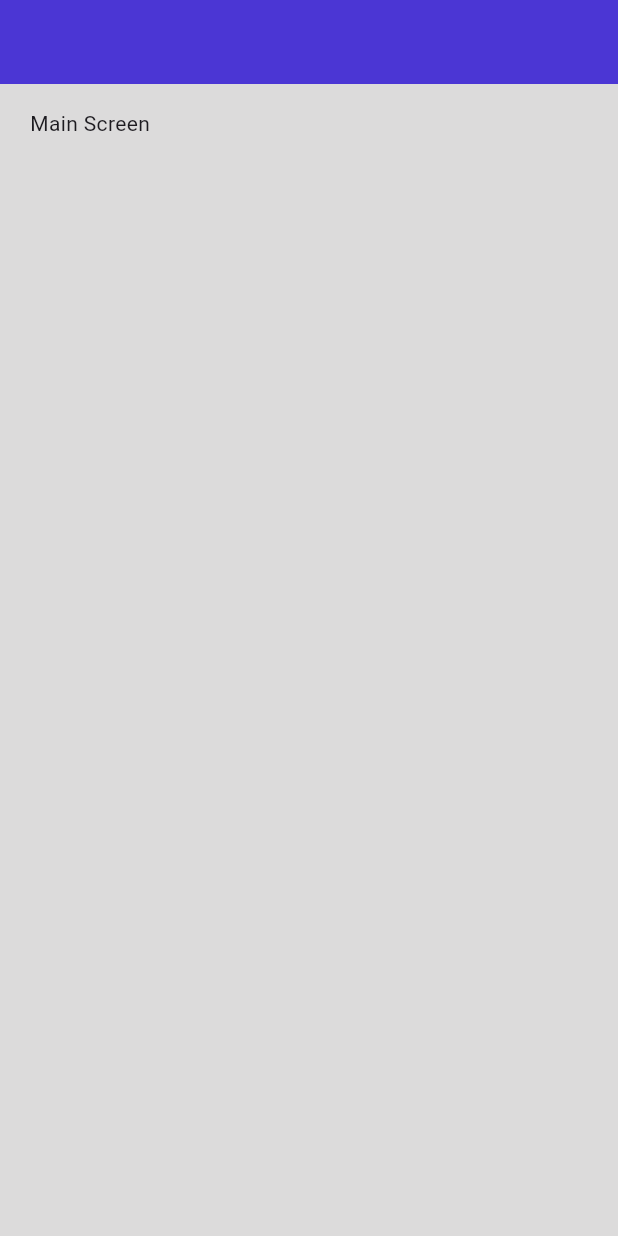
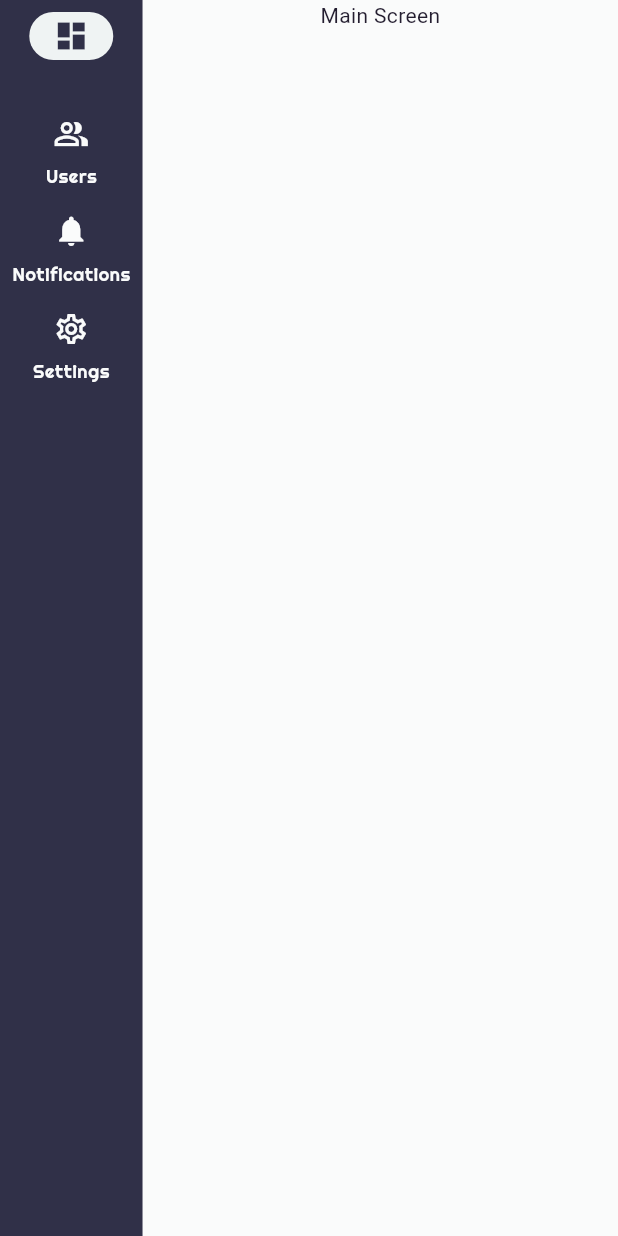
Before and after one commit to mlg2034/admin_panel, a Flutter app: the screen it shows after launch, on a phone screen of 412 x 824 dp. Run offline on Flutter 3.47's test engine with Material 3 defaults, Android fonts, the phone set to English and light mode, and no system bars; our stand-ins replace go_router.

Commit message:
added nested navigation

```diff
--- a/lib/core/shared/routing/router.dart
+++ b/lib/core/shared/routing/router.dart
@@ -1,16 +1,55 @@
 import 'package:admin_panel/features/main_screen/screen/main_screen.dart';
+import 'package:admin_panel/features/navigation_rail/screen/navigation_rail_screen.dart';
+import 'package:admin_panel/features/notifications/screen/notification_screen.dart';
+import 'package:admin_panel/features/settings/screen/settings_screen.dart';
+import 'package:admin_panel/features/users/screen/users_screen.dart';
 import 'package:flutter/material.dart';
 import 'package:go_router/go_router.dart';
 
-class AppRouter {
-  final BuildContext context;
-  AppRouter({required this.context});
+final _rootNavigatorKey = GlobalKey<NavigatorState>();
+final _shellNavigatorKey = GlobalKey<NavigatorState>();
 final router = GoRouter(
+  navigatorKey: _rootNavigatorKey,
+  routes: [
+    ShellRoute(
+      navigatorKey: _shellNavigatorKey,
+      builder: (_, GoRouterState state, child) =>
+          const NavigationRailScreen(),
+      // pageBuilder: (context, state, child) {
+      //   return CustomTransitionPage(
+      //     key: state.pageKey,
+      //     child: child,
+      //     transitionsBuilder: (context, animation, secondaryAnimation, child) {
+      //       return FadeTransition(
+      //         opacity:
+      //             CurveTween(curve: Curves.easeInOutCirc).animate(animation),
+      //         child: child,
+      //       );
+      //     },
+      //   );
+      // },
       routes: [
         GoRoute(
+          parentNavigatorKey: _shellNavigatorKey,
           path: '/',
-        builder: (context, state) => const MainScreen(),
-      )
+          builder: (_, __) => const MainScreen(),
+        ),
+        GoRoute(
+          parentNavigatorKey: _shellNavigatorKey,
+          path: '/users',
+          builder: (_, __) => const UsersScreen(),
+        ),
+        GoRoute(
+          parentNavigatorKey: _shellNavigatorKey,
+          path: '/settings',
+          builder: (_, __) => const SettingsScreen(),
+        ),
+        GoRoute(
+          parentNavigatorKey: _shellNavigatorKey,
+          path: '/notifications',
+          builder: (_, __) => const NotificationScreen(),
+        ),
+      ],
+    ),
   ],
 );
-}
--- a/lib/features/main_screen/screen/main_screen.dart
+++ b/lib/features/main_screen/screen/main_screen.dart
@@ -5,18 +5,8 @@ class MainScreen extends StatelessWidget {
 
   @override
   Widget build(BuildContext context) {
-    return Scaffold(
-      appBar: AppBar(
-        title: Row(
-          children: [],
-        ),
-      ),
-      body: Padding(
-        padding: const EdgeInsets.symmetric(horizontal: 20.0, vertical: 16),
-        child: Column(
-          children: [Text('Main Screen')],
-        ),
-      ),
+    return const Column(
+      children: [Text('Main Screen')],
     );
   }
 }
--- /dev/null
+++ b/lib/features/navigation_rail/screen/navigation_rail_screen.dart
@@ -0,0 +1,94 @@
+import 'package:admin_panel/features/main_screen/screen/main_screen.dart';
+import 'package:admin_panel/features/notifications/screen/notification_screen.dart';
+import 'package:admin_panel/features/settings/screen/settings_screen.dart';
+import 'package:admin_panel/features/users/screen/users_screen.dart';
+import 'package:flutter/material.dart';
+
+class NavigationRailScreen extends StatefulWidget {
+  const NavigationRailScreen({super.key});
+
+  @override
+  State<NavigationRailScreen> createState() => _NavigationRailScreenState();
+}
+
+class _NavigationRailScreenState extends State<NavigationRailScreen> {
+  int _selectedIndex = 0;
+
+  @override
+  Widget build(BuildContext context) {
+    final textStyle = Theme.of(context).textTheme;
+    final color = Theme.of(context).colorScheme;
+    const navigationRailElements = <NavigationRailDestination>[
+      NavigationRailDestination(
+        icon: Icon(Icons.dashboard_sharp),
+        label: Text('DashBoard'),
+      ),
+      NavigationRailDestination(
+        icon: Icon(Icons.people_alt_outlined),
+        label: Text('Users'),
+      ),
+      NavigationRailDestination(
+        icon: Icon(Icons.notifications),
+        label: Text('Notifications'),
+      ),
+      NavigationRailDestination(
+        icon: Icon(Icons.settings_outlined),
+        label: Text('Settings'),
+      ),
+    ];
+
+    return Scaffold(
+      body: SafeArea(
+        child: Row(
+          children: [
+            NavigationRail(
+              backgroundColor: color.primary,
+              groupAlignment: -1,
+              selectedLabelTextStyle: textStyle.labelSmall
+                  ?.copyWith(color: color.primary, fontSize: 12),
+              unselectedLabelTextStyle: textStyle.labelSmall
+                  ?.copyWith(color: color.surface, fontSize: 12),
+              selectedIconTheme: IconThemeData(color: color.primary),
+              unselectedIconTheme: IconThemeData(color: color.surface),
+              useIndicator: true,
+              labelType: NavigationRailLabelType.all,
+              selectedIndex: _selectedIndex,
+              onDestinationSelected: (int index) {
+                setState(() {
+                  _selectedIndex = index;
+                });
+              },
+              destinations: navigationRailElements,
+            ),
+            Expanded(
+              child: AnimatedSwitcher(
+                duration: const Duration(milliseconds: 300),
+                child: Builder(
+                  builder: (context) {
+                    switch (_selectedIndex) {
+                      case 0:
+                        return const KeyedSubtree(
+                            key: ValueKey<int>(0), child: MainScreen());
+                      case 1:
+                        return const KeyedSubtree(
+                            key: ValueKey<int>(1), child: UsersScreen());
+                      case 2:
+                        return const KeyedSubtree(
+                            key: ValueKey<int>(2), child: NotificationScreen());
+                      case 3:
+                        return const KeyedSubtree(
+                            key: ValueKey<int>(3), child: SettingsScreen());
+                      default:
+                        return const KeyedSubtree(
+                            key: ValueKey<int>(0), child: MainScreen());
+                    }
+                  },
+                ),
+              ),
+            ),
+          ],
+        ),
+      ),
+    );
+  }
+}
--- /dev/null
+++ b/lib/features/notifications/screen/notification_screen.dart
@@ -0,0 +1,10 @@
+import 'package:flutter/material.dart';
+
+class NotificationScreen extends StatelessWidget {
+  const NotificationScreen({super.key});
+
+  @override
+  Widget build(BuildContext context) {
+    return Text('Notifications');
+  }
+}
--- /dev/null
+++ b/lib/features/settings/screen/settings_screen.dart
@@ -0,0 +1,10 @@
+import 'package:flutter/material.dart';
+
+class SettingsScreen extends StatelessWidget {
+  const SettingsScreen({super.key});
+
+  @override
+  Widget build(BuildContext context) {
+    return Text('Settings screen');
+  }
+}
--- /dev/null
+++ b/lib/features/users/screen/users_screen.dart
@@ -0,0 +1,10 @@
+import 'package:flutter/material.dart';
+
+class UsersScreen extends StatelessWidget {
+  const UsersScreen({super.key});
+
+  @override
+  Widget build(BuildContext context) {
+    return Text('Users screen');
+  }
+}
--- a/lib/main.dart
+++ b/lib/main.dart
@@ -11,11 +11,11 @@ class MyApp extends StatelessWidget {
 
   @override
   Widget build(BuildContext context) {
-    final router = AppRouter(context: context).router;
     return MaterialApp.router(
       routerConfig: router,
       title: 'Flutter Demo',
-      theme: CustomThemeData().themeData,
+      theme: CustomThemeData.lightThemeData,
+      themeMode: ThemeMode.light,
     );
   }
 }
--- /dev/null
+++ b/lib/src/ui/theme/colors_sheme.dart
@@ -0,0 +1,27 @@
+import 'package:flutter/material.dart';
+
+class CustomColorSheme {
+
+  static const ColorScheme lightColorScheme = ColorScheme(
+    primary: Color.fromARGB(255, 48, 48, 72),
+    onPrimary: Colors.black,
+    secondary: Color(0xFFEFF3F3),
+    onSecondary: Color(0xFF322942),
+    error: Colors.redAccent,
+    onError: Colors.white,
+    surface: Color(0xFFFAFBFB),
+    onSurface: Color(0xFF241E30),
+    brightness: Brightness.light,
+  );
+  static const ColorScheme darkColorScheme = ColorScheme(
+    primary: Color(0xFFFF8383),
+    secondary: Color(0xFF4D1F7C),
+    surface: Color(0xFF1F1929),
+    error: Colors.redAccent,
+    onError: Colors.white,
+    onPrimary: Colors.white,
+    onSecondary: Colors.white,
+    onSurface: Colors.white,
+    brightness: Brightness.dark,
+  );
+}
--- a/lib/src/ui/theme/custom_theme.dart
+++ b/lib/src/ui/theme/custom_theme.dart
@@ -1,19 +1,27 @@
 import 'package:admin_panel/src/ui/theme/color_theme.dart';
+import 'package:admin_panel/src/ui/theme/colors_sheme.dart';
 import 'package:admin_panel/src/ui/theme/text_theme.dart';
 import 'package:flutter/material.dart';
 
 class CustomThemeData {
-  ThemeData get themeData {
+  static final Color _lightFocusColor = Colors.black.withOpacity(0.12);
+  static final Color _darkFocusColor = Colors.white.withOpacity(0.12);
+  static ThemeData lightThemeData =
+      themeData(CustomColorSheme.lightColorScheme, _lightFocusColor);
+  static ThemeData darkThemeData =
+      themeData(CustomColorSheme.darkColorScheme, _darkFocusColor);
+  static ThemeData themeData(ColorScheme colorScheme, Color focusColor) {
     return ThemeData(
-      primaryColor: CustomThemeColor.primaryColor,
-      scaffoldBackgroundColor: CustomThemeColor.backgroundColor,
+      colorScheme: colorScheme,
+      canvasColor: colorScheme.surface,
+      scaffoldBackgroundColor: colorScheme.surface,
+      highlightColor: Colors.transparent,
+      focusColor: focusColor,
       cardColor: Colors.white,
       appBarTheme: const AppBarTheme(
-        color: CustomThemeColor.primaryColor,
         elevation: 0,
       ),
       buttonTheme: const ButtonThemeData(
-        buttonColor: CustomThemeColor.primaryColor,
         textTheme: ButtonTextTheme.primary,
       ),
       inputDecorationTheme: InputDecorationTheme(
```
Also changed, not shown: 6 other files. Lines whose indentation alone changed are shown as unchanged.
